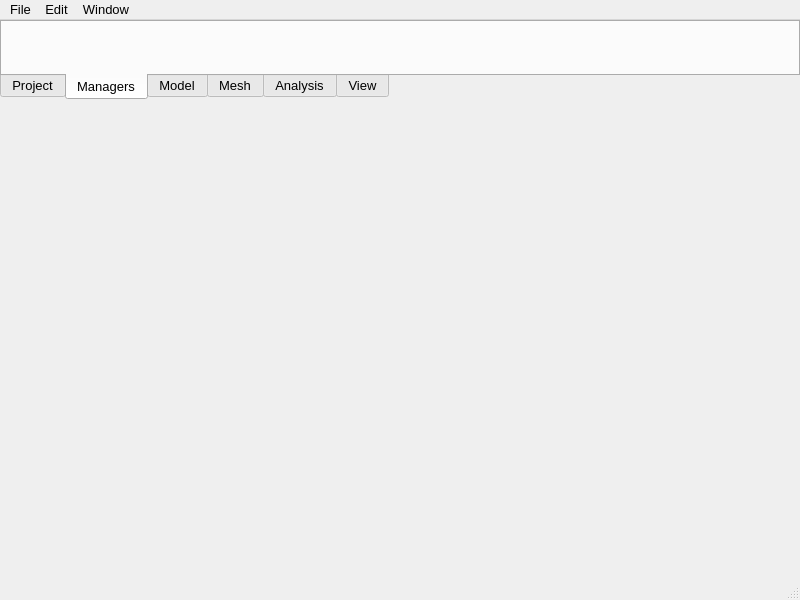
First picture: the form in src/main/mainWindow.ui, repository Qinterfly/QRodSystems, before the edit.
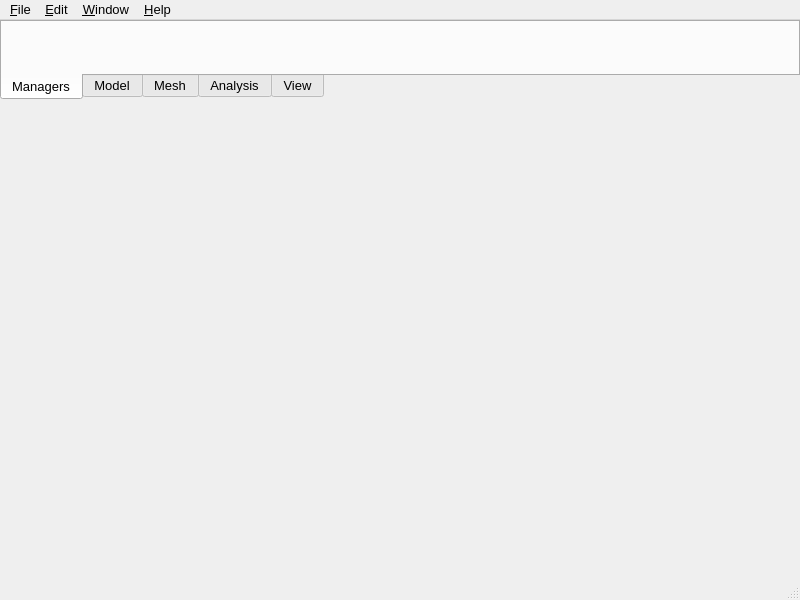
Second picture: the form after the edit. The open tabs and pages were chosen to show the change. Icons and pictures are not drawn.

Patch:
```diff
--- a/src/main/mainWindow.ui
+++ b/src/main/mainWindow.ui
@@ -61,11 +61,6 @@
       <property name="currentIndex">
        <number>0</number>
       </property>
-      <widget class="QWidget" name="tabProject">
-       <attribute name="title">
-        <string>Project</string>
-       </attribute>
-      </widget>
       <widget class="QWidget" name="tabManagers">
        <attribute name="title">
         <string>Managers</string>
@@ -111,23 +106,55 @@
      </font>
     </property>
     <property name="title">
-     <string>Window</string>
+     <string>&amp;Window</string>
     </property>
    </widget>
    <widget class="QMenu" name="menuFile">
+    <property name="font">
+     <font>
+      <pointsize>10</pointsize>
+     </font>
+    </property>
     <property name="title">
-     <string>File</string>
+     <string>&amp;File</string>
     </property>
     <addaction name="separator"/>
    </widget>
    <widget class="QMenu" name="menuEdit">
+    <property name="font">
+     <font>
+      <pointsize>10</pointsize>
+     </font>
+    </property>
     <property name="title">
-     <string>Edit</string>
+     <string>&amp;Edit</string>
     </property>
+    <addaction name="actionUndo"/>
+    <addaction name="actionRedo"/>
+    <addaction name="actionRepeatLastCommand"/>
+    <addaction name="separator"/>
+    <addaction name="actionCut"/>
+    <addaction name="actionCopy"/>
+    <addaction name="actionPaste"/>
+    <addaction name="separator"/>
+    <addaction name="actionRebuild"/>
+   </widget>
+   <widget class="QMenu" name="menuHelp">
+    <property name="font">
+     <font>
+      <pointsize>10</pointsize>
+     </font>
+    </property>
+    <property name="title">
+     <string>&amp;Help</string>
+    </property>
+    <addaction name="actionAboutQt"/>
+    <addaction name="actionAboutProgram"/>
    </widget>
    <addaction name="menuFile"/>
    <addaction name="menuEdit"/>
    <addaction name="menuWindow"/>
+   <addaction name="menuHelp"/>
   </widget>
   <widget class="QStatusBar" name="statusBar"/>
  </widget>
```
Left out of the diff: 196 changed lines with no effect on the pictures.
